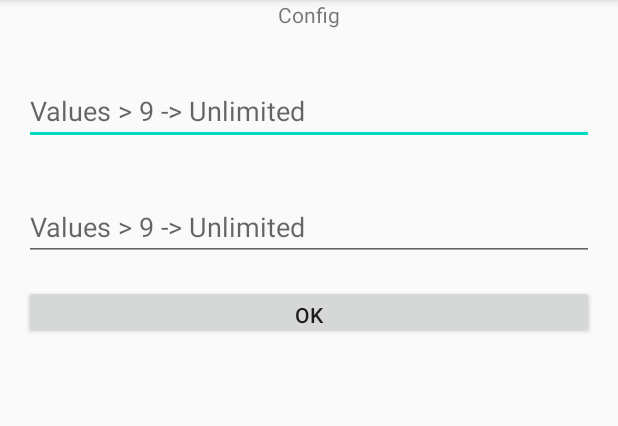
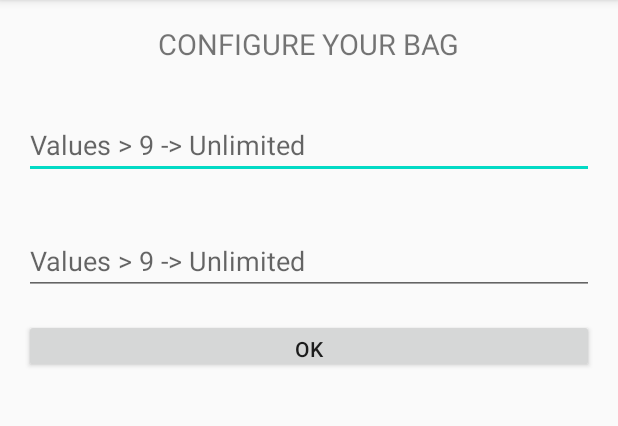
Before and after one commit to matevojts/UnitTestBag, an Android app: the screen it shows after launch (MainActivity), on a phone screen of 412 x 824 dp, the part 84-510 px from its top. Run offline under Robolectric (Android 15) with nearby library versions, the phone set to English and light mode, and no system bars; our stand-ins replace RxJava, Timber, data binding; libraries missing offline, so code that uses them is left out: androidx.databinding.library, com.jakewharton.rxrelay2; 2 statements that could not run were skipped.

Commit message:
feat: add screen titles

```diff
--- a/app/src/main/res/layout/fragment_config.xml
+++ b/app/src/main/res/layout/fragment_config.xml
@@ -20,7 +20,10 @@
             android:id="@+id/configTitle"
             android:layout_width="wrap_content"
             android:layout_height="wrap_content"
-            android:text="Config"
+            android:layout_margin="16dp"
+            android:text="@string/config_title"
+            android:textAllCaps="true"
+            android:textSize="19sp"
             app:layout_constraintEnd_toEndOf="parent"
             app:layout_constraintStart_toStartOf="parent"
             app:layout_constraintTop_toTopOf="parent" />
--- a/app/src/main/res/values/strings.xml
+++ b/app/src/main/res/values/strings.xml
@@ -1,6 +1,8 @@
 <resources>
     <string name="app_name">Unit Test Bag</string>
+    <string name="config_title">Configure your bag</string>
     <string name="config_edittext_hint_unlimited_value">Values > 9 -> Unlimited</string>
     <string name="config_empty_bag_error_message">Your bag will be empty, please add something!</string>
     <string name="opened_bag_empty_bag_error_message">Your bag is empty, please add something!</string>
+    <string name="opened_bag_title">Your bag contains:</string>
 </resources>
```
Also changed, not shown: app/src/main/res/layout/fragment_opened_bag.xml (+5 -3 lines).
